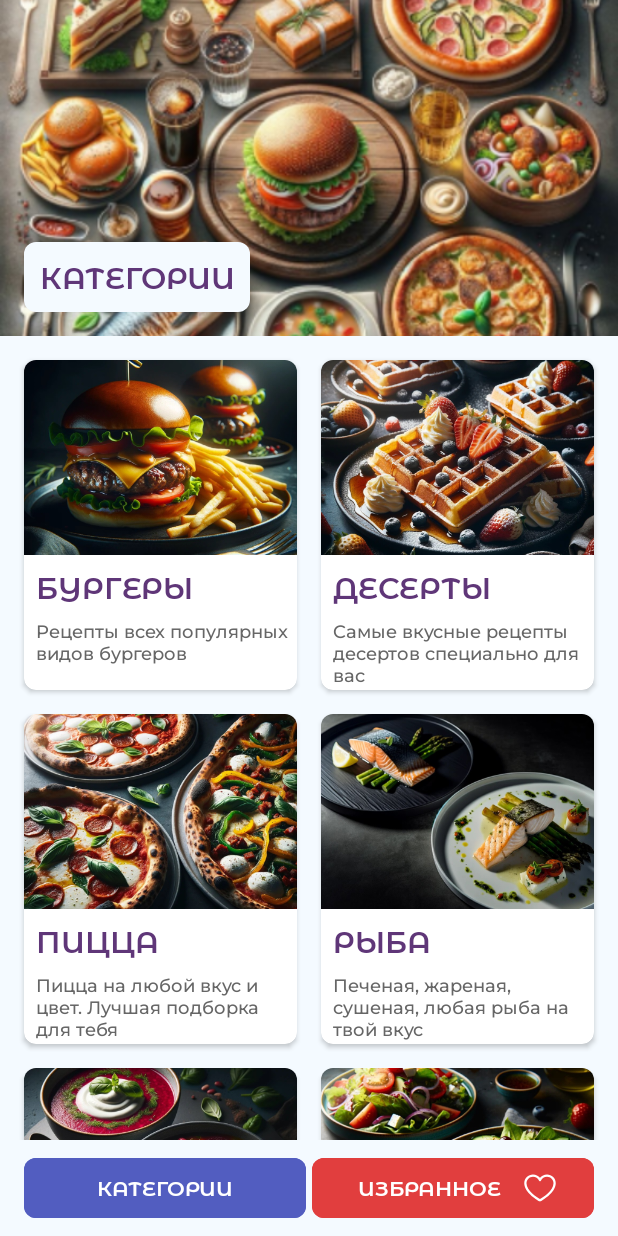
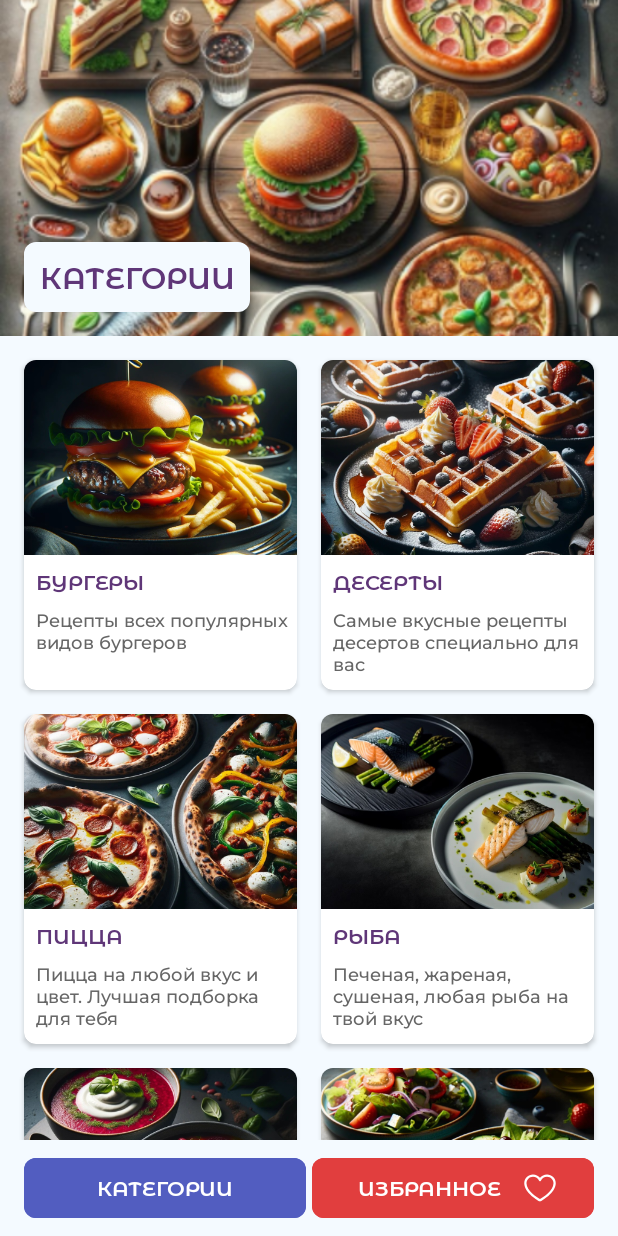
Before and after one commit to softheitron/RecipesAppAndroid, an Android app: the screen it shows after launch (MainActivity), on a phone screen of 412 x 824 dp. Run offline under Robolectric (Android 15) with nearby library versions, the phone set to English and light mode, and no system bars.

Commit message:
RA-08-title-text-size-fixed

```diff
--- a/app/src/main/java/com/example/recipesapp/CategoriesListAdapter.kt
+++ b/app/src/main/java/com/example/recipesapp/CategoriesListAdapter.kt
@@ -22,7 +22,8 @@ class CategoriesListAdapter(private val dataSet: List<Category>) :
         val binding = ItemCategoryBinding.inflate(
             LayoutInflater.from(parent.context),
             parent,
-            false)
+            false
+        )
 
         return ViewHolder(binding)
     }
--- a/app/src/main/res/layout/fragment_list_categories.xml
+++ b/app/src/main/res/layout/fragment_list_categories.xml
@@ -4,8 +4,8 @@
     xmlns:tools="http://schemas.android.com/tools"
     android:layout_width="match_parent"
     android:layout_height="match_parent"
-    android:orientation="vertical"
-    android:background="@color/main_background">
+    android:background="@color/main_background"
+    android:orientation="vertical">
 
     <androidx.constraintlayout.widget.ConstraintLayout
         android:layout_width="match_parent"
@@ -26,8 +26,7 @@
             android:layout_marginBottom="@dimen/margin_main"
             android:text="@string/categories_text"
             app:layout_constraintBottom_toBottomOf="parent"
-                app:layout_constraintStart_toStartOf="parent"
-                 />
+            app:layout_constraintStart_toStartOf="parent" />
 
     </androidx.constraintlayout.widget.ConstraintLayout>
 
--- a/app/src/main/res/layout/item_category.xml
+++ b/app/src/main/res/layout/item_category.xml
@@ -6,8 +6,8 @@
     android:layout_height="@dimen/item_category_main"
     android:layout_margin="@dimen/margin_half"
     android:background="@color/white"
+    android:clickable="true"
     android:foreground="?selectableItemBackground"
-    android:clickable="true"
     app:cardCornerRadius="@dimen/margin_half">
 
     <LinearLayout
@@ -29,6 +29,7 @@
             android:layout_height="wrap_content"
             android:layout_marginStart="@dimen/margin_half"
             android:layout_marginTop="@dimen/margin_half"
+            android:textSize="@dimen/style_title_text_size"
             tools:text="бургеры" />
 
         <TextView
```
Lines whose indentation alone changed are shown as unchanged.
